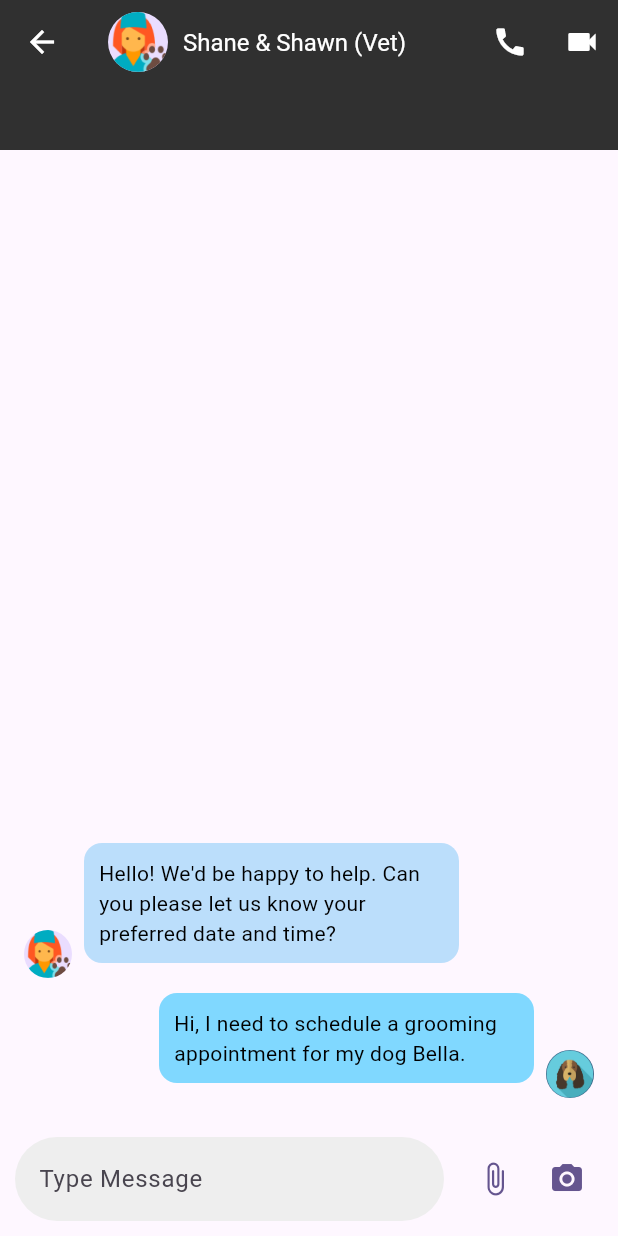
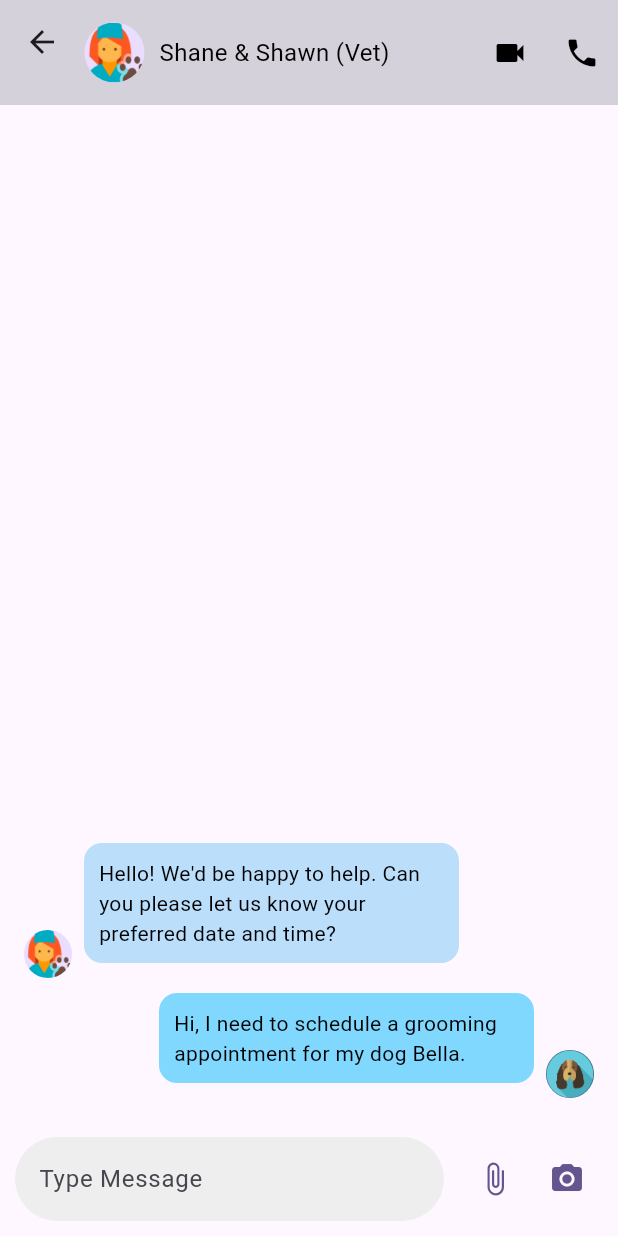
Before and after one commit to Shaliha07/petshop, a Flutter app: the ContactUsPage screen opened directly, on a phone screen of 412 x 824 dp. Run offline on Flutter 3.47's test engine with Material 3 defaults, Android fonts, the phone set to English and light mode, and no system bars.

```diff
--- a/lib/contact_us_page.dart
+++ b/lib/contact_us_page.dart
@@ -8,50 +8,52 @@ class ContactUsPage extends StatelessWidget {
     return SafeArea(
       child: Scaffold(
         appBar: PreferredSize(
-          preferredSize: const Size.fromHeight(100), // Adjust AppBar height
+          preferredSize: const Size.fromHeight(70),
           child: AppBar(
-            backgroundColor: Colors.grey[850],
-            elevation: 0,
-            leading: IconButton(
-              icon: const Icon(Icons.arrow_back, color: Colors.white),
-              onPressed: () {
-                Navigator.pop(context);
-              },
-            ),
-            title: Row(
+            backgroundColor: Colors.grey[300],
+            elevation: 5,
+            flexibleSpace: Row(
+              mainAxisAlignment: MainAxisAlignment.spaceBetween,
               children: [
-                const CircleAvatar(
-                  backgroundImage: AssetImage('images/vet_avatar.png'),
+                const Expanded(
+                  child: Center(
+                    child: Row(
+                      mainAxisSize: MainAxisSize.min,
+                      children: [
+                        CircleAvatar(
+                          backgroundImage: AssetImage('images/vet_avatar.png'),
+                        ),
+                        SizedBox(width: 10),
+                        Text(
+                          'Shane & Shawn (Vet)',
+                          style: TextStyle(color: Colors.black, fontSize: 16),
+                        ),
+                      ],
+                    ),
+                  ),
                 ),
-                const SizedBox(width: 10),
-                Column(
-                  crossAxisAlignment: CrossAxisAlignment.start,
-                  children: const [
-                    Text(
-                      'Shane & Shawn (Vet)',
-                      style: TextStyle(color: Colors.white, fontSize: 16),
+                // Action Icons
+                Row(
+                  children: [
+                    IconButton(
+                      icon: const Icon(Icons.videocam, color: Colors.black),
+                      onPressed: () {},
+                    ),
+                    IconButton(
+                      icon: const Icon(Icons.phone, color: Colors.black),
+                      onPressed: () {},
                     ),
                   ],
                 ),
               ],
             ),
-            actions: [
-              IconButton(
-                icon: const Icon(Icons.call, color: Colors.white),
-                onPressed: () {},
-              ),
-              IconButton(
-                icon: const Icon(Icons.videocam, color: Colors.white),
-                onPressed: () {},
-              ),
-            ],
           ),
         ),
         body: Column(
           children: [
             Expanded(
               child: ListView(
-                reverse: true, // Start showing messages from the bottom
+                reverse: true,
                 padding: const EdgeInsets.all(16.0),
                 children: [
                   Align(
```
